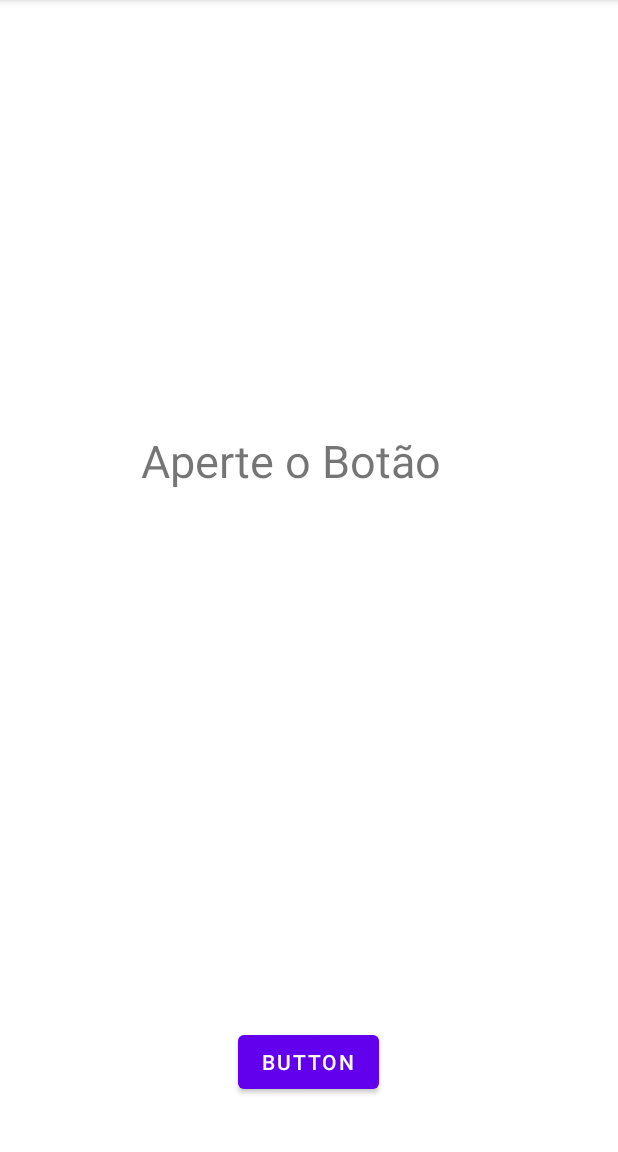
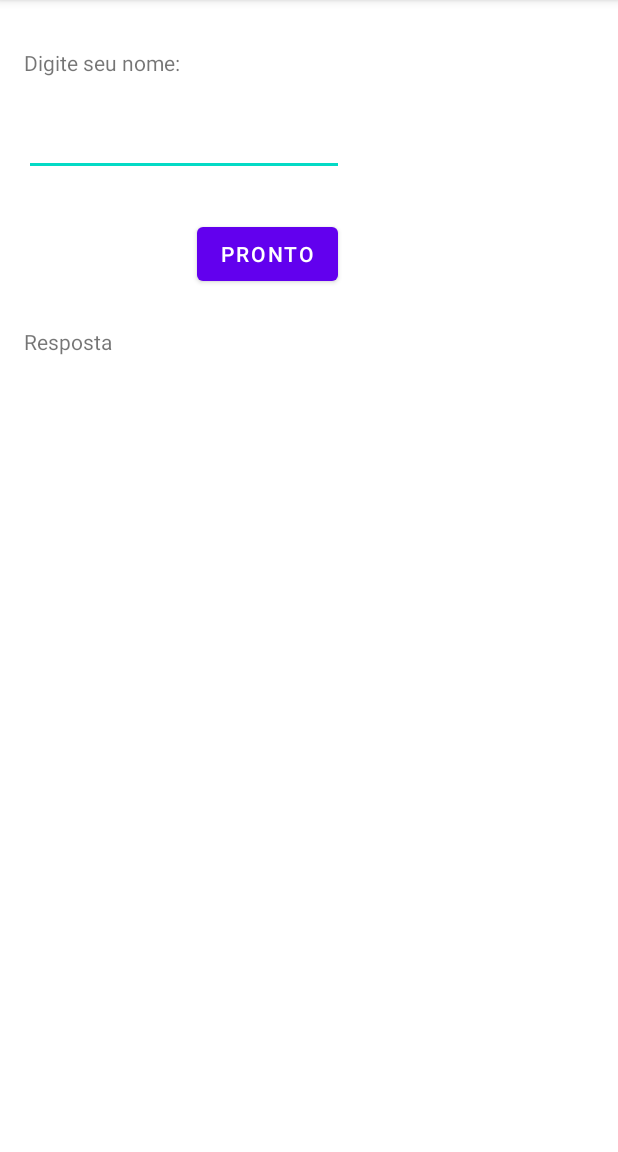
Before and after one commit to Allan-FM/Android-Java-Project, an Android app: the screen it shows after launch (MainActivity), on a phone screen of 412 x 824 dp, the part 84-1236 px from its top. Run offline under Robolectric (Android 15) with nearby library versions, the phone set to English and light mode, and no system bars.

Commit message:
Ligando XML ao Java

```diff
--- a/app/src/main/java/com/allanfelipe/javaproject/MainActivity.java
+++ b/app/src/main/java/com/allanfelipe/javaproject/MainActivity.java
@@ -4,18 +4,27 @@ import androidx.appcompat.app.AppCompatActivity;
 
 import android.os.Bundle;
 import android.view.View;
+import android.widget.EditText;
 import android.widget.TextView;
 
-public class MainActivity extends AppCompatActivity {
-    TextView msg;
+public class MainActivity extends AppCompatActivity
+{
+    EditText nome;
+    TextView resposta;
+
     @Override
-    protected void onCreate(Bundle savedInstanceState) {
+    protected void onCreate(Bundle savedInstanceState)
+    {
         super.onCreate(savedInstanceState);
         setContentView(R.layout.activity_main);
-        msg = (TextView) findViewById(R.id.mensagem);
+        nome = (EditText) findViewById(R.id.txtNomeId);
+        resposta = (TextView) findViewById(R.id.txtRespostaId);
     }
 
-    public void clicou(View view) {
-        msg.setText("Ola mundo!");
+    public void precionado(View view)
+    {
+        String nomeDoCliente = nome.getText().toString();
+        String frase = "E um prazer te conhecer " + nomeDoCliente + " !!";
+        resposta.setText(frase);
     }
 }
--- a/app/src/main/res/layout/activity_main.xml
+++ b/app/src/main/res/layout/activity_main.xml
@@ -7,28 +7,51 @@
     tools:context=".MainActivity">
 
     <TextView
-        android:id="@+id/mensagem"
+        android:id="@+id/txtDigiteId"
         android:layout_width="wrap_content"
         android:layout_height="wrap_content"
-        android:text="Aperte o Botão"
-        android:textSize="30sp"
-        app:layout_constraintBottom_toTopOf="@+id/button"
+        android:layout_marginTop="32dp"
+        android:text="Digite seu nome:"
         app:layout_constraintEnd_toEndOf="parent"
-        app:layout_constraintHorizontal_bias="0.445"
+        app:layout_constraintHorizontal_bias="0.052"
         app:layout_constraintStart_toStartOf="parent"
-        app:layout_constraintTop_toTopOf="parent"
-        app:layout_constraintVertical_bias="0.446" />
+        app:layout_constraintTop_toTopOf="parent" />
+
+    <EditText
+        android:id="@+id/txtNomeId"
+        android:layout_width="wrap_content"
+        android:layout_height="wrap_content"
+        android:ems="10"
+        android:inputType="textPersonName"
+        app:layout_constraintBottom_toBottomOf="parent"
+        app:layout_constraintEnd_toEndOf="parent"
+        app:layout_constraintHorizontal_bias="0.079"
+        app:layout_constraintStart_toStartOf="parent"
+        app:layout_constraintTop_toBottomOf="@+id/txtDigiteId"
+        app:layout_constraintVertical_bias="0.031" />
 
     <Button
-        android:id="@+id/button"
+        android:id="@+id/btnProntoId"
         android:layout_width="wrap_content"
         android:layout_height="wrap_content"
-        android:layout_marginBottom="36dp"
-        android:onClick="clicou"
-        android:text="Button"
+        android:onClick="precionado"
+        android:text="PRONTO"
         app:layout_constraintBottom_toBottomOf="parent"
         app:layout_constraintEnd_toEndOf="parent"
-        app:layout_constraintHorizontal_bias="0.498"
-        app:layout_constraintStart_toStartOf="parent" />
+        app:layout_constraintHorizontal_bias="0.414"
+        app:layout_constraintStart_toStartOf="parent"
+        app:layout_constraintTop_toBottomOf="@+id/txtNomeId"
+        app:layout_constraintVertical_bias="0.047" />
 
+    <TextView
+        android:id="@+id/txtRespostaId"
+        android:layout_width="wrap_content"
+        android:layout_height="wrap_content"
+        android:text="Resposta"
+        app:layout_constraintBottom_toBottomOf="parent"
+        app:layout_constraintEnd_toEndOf="parent"
+        app:layout_constraintHorizontal_bias="0.045"
+        app:layout_constraintStart_toStartOf="parent"
+        app:layout_constraintTop_toBottomOf="@+id/btnProntoId"
+        app:layout_constraintVertical_bias="0.044" />
 </androidx.constraintlayout.widget.ConstraintLayout>
```
